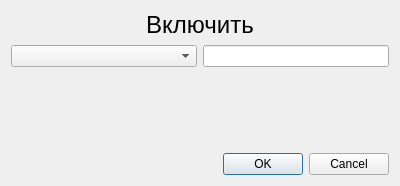
Qt form KAMEditor/gui/commands/ondialog.ui (Xtail96/SML) before a commit.
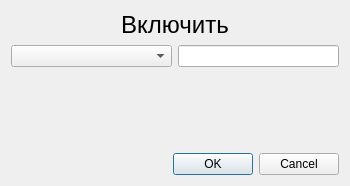
The same form after that commit.

Patch:
```diff
--- a/KAMEditor/gui/commands/ondialog.ui
+++ b/KAMEditor/gui/commands/ondialog.ui
@@ -6,7 +6,7 @@
    <rect>
     <x>0</x>
     <y>0</y>
-    <width>400</width>
+    <width>350</width>
     <height>186</height>
    </rect>
   </property>
```
